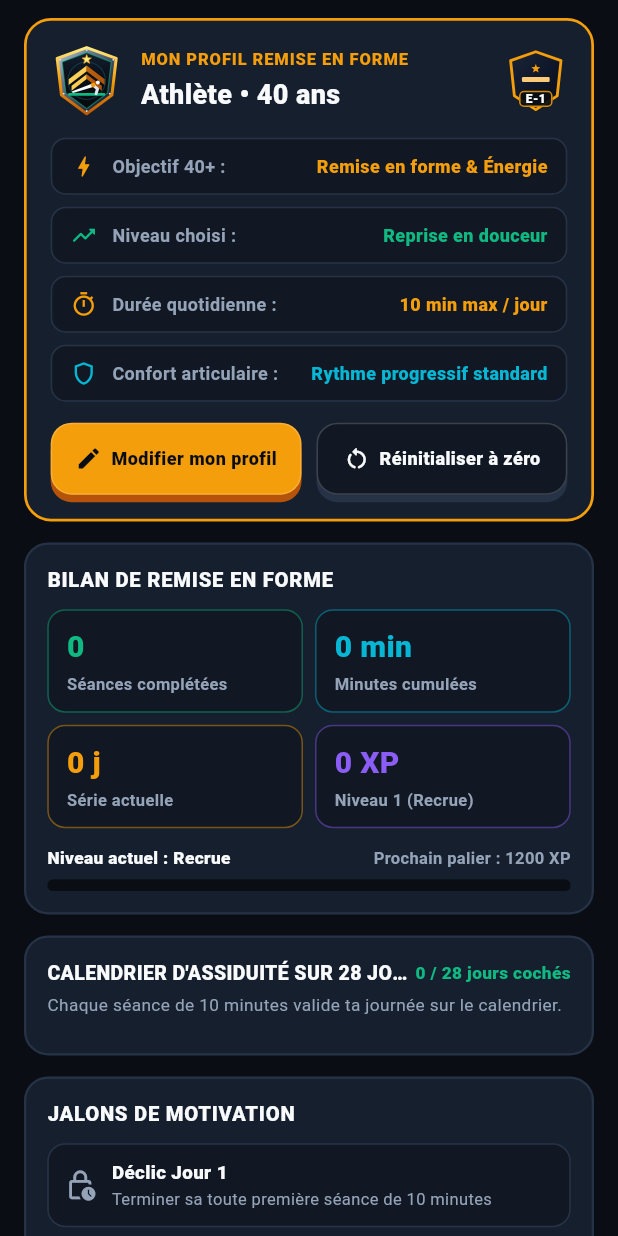
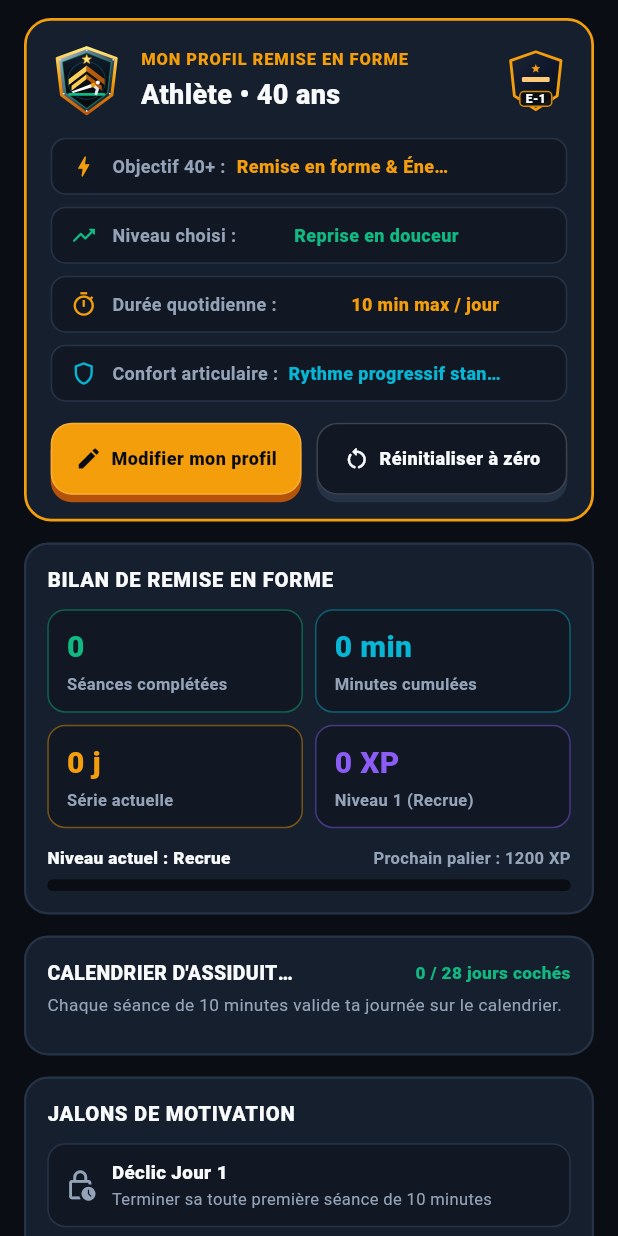
Before and after one commit to orbitalstorm/makefit, a Flutter app: the BarracksAndTrialsTab widget shown alone on an empty page, opened directly with empty values, on a phone screen of 412 x 824 dp. Run offline on Flutter 3.47's test engine with Material 3 defaults, Android fonts, the phone set to English and light mode, and no system bars.

Commit message:
fix(v1.1.1): resolve CI test font overflow and publish Android APK/AAB builds to GitHub Releases

```diff
--- a/lib/ui/barracks_and_trials_tab.dart
+++ b/lib/ui/barracks_and_trials_tab.dart
@@ -167,12 +167,16 @@ class BarracksAndTrialsTab extends StatelessWidget {
         children: <Widget>[
           Icon(icon, color: accent, size: 18),
           const SizedBox(width: 10),
-          Text(
+          Flexible(
+            child: Text(
               '$label : ',
+              maxLines: 1,
+              overflow: TextOverflow.ellipsis,
               style: const TextStyle(
                 color: MakeFitTheme.textSecondary,
                 fontWeight: FontWeight.w700,
                 fontSize: 12,
+              ),
             ),
           ),
           Expanded(
@@ -260,22 +264,32 @@ class BarracksAndTrialsTab extends StatelessWidget {
           Row(
             mainAxisAlignment: MainAxisAlignment.spaceBetween,
             children: <Widget>[
-              Text(
+              Flexible(
+                child: Text(
                   'Niveau actuel : ${profile.rank.title}',
+                  maxLines: 1,
+                  overflow: TextOverflow.ellipsis,
                   style: const TextStyle(
                     color: MakeFitTheme.textPrimary,
                     fontWeight: FontWeight.w800,
                     fontSize: 11.5,
                   ),
                 ),
-              Text(
+              ),
+              const SizedBox(width: 8),
+              Flexible(
+                child: Text(
                   nextRank != null
                       ? 'Prochain palier : $nextMinTxp XP'
                       : 'Niveau maximal atteint',
+                  maxLines: 1,
+                  overflow: TextOverflow.ellipsis,
+                  textAlign: TextAlign.right,
                   style: const TextStyle(
                     color: MakeFitTheme.textSecondary,
                     fontWeight: FontWeight.w700,
                     fontSize: 11,
+                  ),
                 ),
               ),
             ],
@@ -366,12 +380,18 @@ class BarracksAndTrialsTab extends StatelessWidget {
                   ),
                 ),
               ),
-              Text(
+              const SizedBox(width: 8),
+              Flexible(
+                child: Text(
                   '$activeDays / 28 jours cochés',
+                  maxLines: 1,
+                  overflow: TextOverflow.ellipsis,
+                  textAlign: TextAlign.right,
                   style: const TextStyle(
                     color: MakeFitTheme.emeraldH2f,
                     fontWeight: FontWeight.w800,
                     fontSize: 11.5,
+                  ),
                 ),
               ),
             ],
--- a/pubspec.yaml
+++ b/pubspec.yaml
@@ -1,7 +1,7 @@
 name: makefit
 description: "MakeFit (Remise en Forme 40+ • 10 Min Max) — Application Flutter de remise en forme quotidienne guidée, animée et motivante sans matériel."
 publish_to: 'none'
-version: 1.1.0+2
+version: 1.1.1+3
 
 environment:
   sdk: ^3.13.7
```
Also changed, not shown: lib/ui/command_center_tab.dart (+15 -3 lines), 5 other files. Lines whose indentation alone changed are shown as unchanged.
